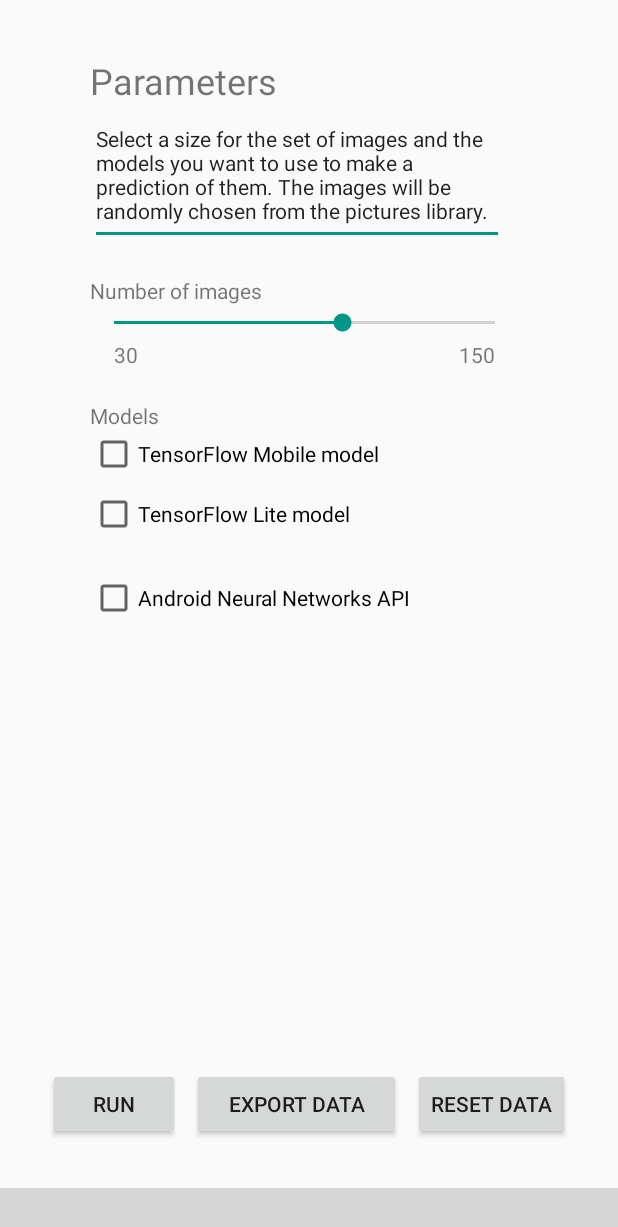
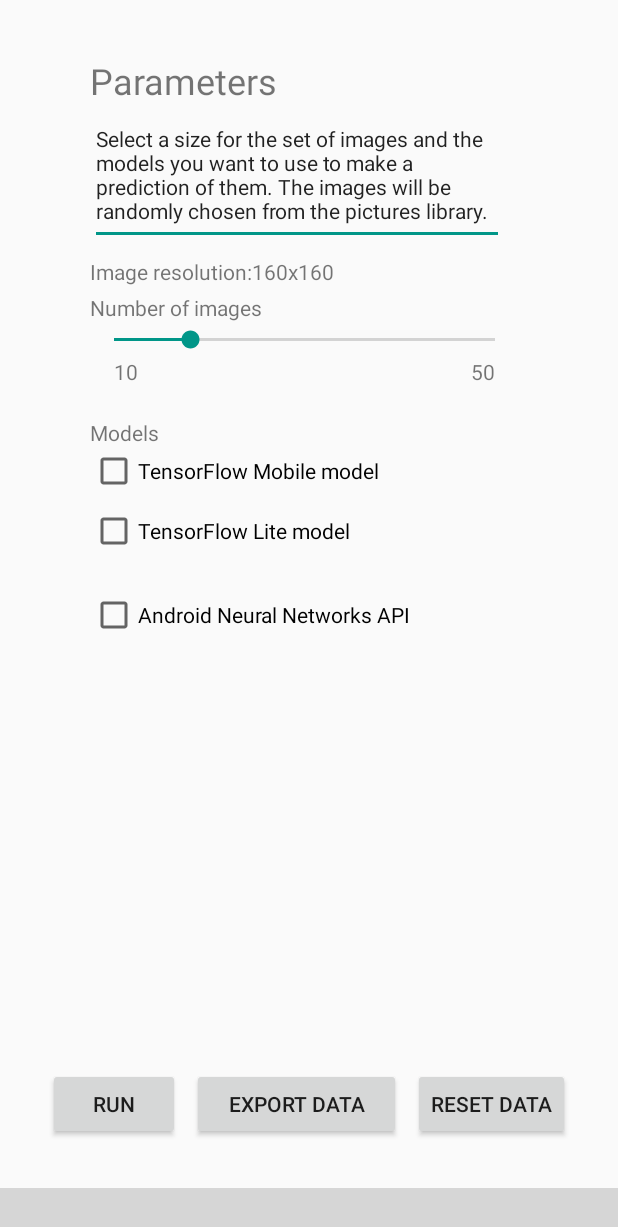
Before and after one commit to juanluisrto/skcc-bachelor-thesis, an Android app: the SettingsActivity screen opened directly, with no data from a screen before it, on a phone screen of 412 x 824 dp. Shown: the top 1227 px of the screen. Run offline under Robolectric (Android 15) with nearby library versions, the light colour scheme and no system bars; 4 statements that could not run were skipped; grey boxes are pictures that could not be loaded.

Commit message:
refactor Model plus bug fixes

```diff
--- a/android-app/app/src/main/java/com/slagkryssaren/skcc/android/BaseActivity.java
+++ b/android-app/app/src/main/java/com/slagkryssaren/skcc/android/BaseActivity.java
@@ -71,6 +71,9 @@
 
     @Override
     public void onBackPressed() {
+        if(this.getClass() == DisplayActivity.class){
+            super.onBackPressed();
+        }
     }
 
     abstract int getContentViewId();
--- a/android-app/app/src/main/java/com/slagkryssaren/skcc/android/SettingsActivity.java
+++ b/android-app/app/src/main/java/com/slagkryssaren/skcc/android/SettingsActivity.java
@@ -7,10 +7,12 @@
 import android.view.View;
 import android.widget.Button;
 import android.widget.CheckBox;
+import android.widget.ProgressBar;
 import android.widget.SeekBar;
 import android.widget.TextView;
 import android.widget.Toast;
 
+import com.slagkryssaren.skcc.android.models.Model;
 import com.slagkryssaren.skcc.android.models.TfLiteModel;
 
 import java.io.IOException;
@@ -32,6 +34,9 @@
         Button runButton = findViewById(R.id.runInference);
         Button exportButton = findViewById(R.id.exportData);
         Button resetButton = findViewById(R.id.resetData);
+        ProgressBar spinner = findViewById(R.id.loading);
+        TextView resolution = findViewById(R.id.resolution);
+        resolution.setText(resolution.getText() + String.valueOf(Model.DIM_IMG_SIZE_IN_X) + "x" + String.valueOf(Model.DIM_IMG_SIZE_IN_X));
         SeekBar seekbar = findViewById(R.id.seekBar);
         seekbar.setMax(50);
         seekbar.setOnSeekBarChangeListener(new SeekBar.OnSeekBarChangeListener() {
@@ -52,15 +57,16 @@
         runButton.setOnClickListener(new View.OnClickListener() {
             @Override
             public void onClick(View view) {
+                spinner.setVisibility(View.VISIBLE);
                 if (checkBoxLite.isChecked() || checkBoxMobile.isChecked()) {
-                    ArrayList<Integer> list = new ArrayList<Integer>(50);
-                    for (int i = 0; i < 150; i++) {
+                    ArrayList<Integer> list = new ArrayList<Integer>(MainActivity.adapter.drawables.length);
+                    for (int i = 0; i < MainActivity.adapter.drawables.length; i++) {
                         list.add(new Integer(i));
                     }
                     Collections.shuffle(list);
                     for (int i = 0; i < numberOfImages; i++) {
                         MainActivity.adapter.runInference(list.get(i), checkBoxLite.isChecked(), checkBoxMobile.isChecked(), false);
-                        Toast.makeText(c, String.valueOf(numberOfImages - i - 1) + " left", Toast.LENGTH_SHORT).show();
+                        //Toast.makeText(c, String.valueOf(numberOfImages - i - 1) + " left", Toast.LENGTH_SHORT).show();
                     }
                     if (checkBoxLite.isChecked()) {
                         MainActivity.syncValues(MainActivity.adapter.tfLiteModel);
@@ -68,6 +74,8 @@
                     if (checkBoxMobile.isChecked()) {
                         MainActivity.syncValues(MainActivity.adapter.tfMobileModel);
                     }
+                    spinner.setVisibility(View.GONE);
+
                 }
             }
         });
@@ -77,7 +85,7 @@
             public void onClick(View view) {
                 try {
                     MainActivity.exportValuesToExternalStorage();
-                    Toast.makeText(c,"Data exported succesfully",Toast.LENGTH_LONG).show();
+                    Toast.makeText(c,"Data exported succesfully to Downloads",Toast.LENGTH_LONG).show();
                 } catch (IOException e) {
                     e.printStackTrace();
                 }
--- a/android-app/app/src/main/res/layout/activity_camera.xml
+++ b/android-app/app/src/main/res/layout/activity_camera.xml
@@ -7,7 +7,7 @@
 
     <ImageView
         android:id="@+id/photoTfLite"
-        android:layout_width="0dp"
+        android:layout_width="200dp"
         android:layout_height="200dp"
         android:layout_marginEnd="8dp"
         android:layout_marginStart="8dp"
@@ -19,7 +19,7 @@
 
     <ImageView
         android:id="@+id/photoTfMobile"
-        android:layout_width="0dp"
+        android:layout_width="200dp"
         android:layout_height="200dp"
         android:layout_marginBottom="8dp"
         android:layout_marginEnd="8dp"
--- a/android-app/app/src/main/res/layout/activity_settings.xml
+++ b/android-app/app/src/main/res/layout/activity_settings.xml
@@ -74,11 +74,11 @@
         android:layout_width="286dp"
         android:layout_height="23dp"
         android:layout_marginStart="60dp"
-        android:layout_marginTop="40dp"
-        android:max="150"
-        android:progress="30"
+        android:layout_marginTop="24dp"
+        android:max="50"
+        android:progress="10"
         app:layout_constraintStart_toStartOf="parent"
-        app:layout_constraintTop_toBottomOf="@+id/editText2" />
+        app:layout_constraintTop_toBottomOf="@+id/resolution" />
 
     <TextView
         android:id="@+id/TextSeekBar"
@@ -135,7 +135,7 @@
         android:layout_width="wrap_content"
         android:layout_height="wrap_content"
         android:layout_marginStart="16dp"
-        android:text="30"
+        android:text="10"
         app:layout_constraintStart_toStartOf="@+id/seekBar"
         app:layout_constraintTop_toBottomOf="@+id/seekBar" />
 
@@ -144,8 +144,33 @@
         android:layout_width="wrap_content"
         android:layout_height="wrap_content"
         android:layout_marginEnd="16dp"
-        android:text="150"
+        android:text="50"
         app:layout_constraintEnd_toEndOf="@+id/seekBar"
         app:layout_constraintTop_toBottomOf="@+id/seekBar" />
 
+    <ProgressBar
+        android:id="@+id/loading"
+        style="?android:attr/progressBarStyle"
+        android:layout_width="wrap_content"
+        android:layout_height="wrap_content"
+        android:layout_marginBottom="8dp"
+        android:layout_marginEnd="8dp"
+        android:layout_marginStart="8dp"
+        android:layout_marginTop="8dp"
+        android:visibility="gone"
+        app:layout_constraintBottom_toBottomOf="@+id/navigation"
+        app:layout_constraintEnd_toEndOf="parent"
+        app:layout_constraintStart_toStartOf="parent"
+        app:layout_constraintTop_toTopOf="parent"
+        app:layout_constraintVertical_bias="0.44" />
+
+    <TextView
+        android:id="@+id/resolution"
+        android:layout_width="wrap_content"
+        android:layout_height="wrap_content"
+        android:layout_marginTop="8dp"
+        android:text="Image resolution:"
+        app:layout_constraintStart_toStartOf="@+id/editText2"
+        app:layout_constraintTop_toBottomOf="@+id/editText2" />
+
 </android.support.constraint.ConstraintLayout>
```
Also changed, not shown: android-app/app/src/main/java/com/slagkryssaren/skcc/android/Adapter.java (+5 -4 lines), android-app/app/src/main/java/com/slagkryssaren/skcc/android/CameraActivity.java (+13 -7 lines), android-app/app/src/main/java/com/slagkryssaren/skcc/android/MainActivity.java (+11 -2 lines), android-app/app/src/main/java/com/slagkryssaren/skcc/android/StatsActivity.java (+9 -4 lines), android-app/app/src/main/java/com/slagkryssaren/skcc/android/models/Model.java (+88 -106 lines), android-app/app/src/main/java/com/slagkryssaren/skcc/android/models/TfLiteModel.java (+77 -7 lines), android-app/app/src/main/java/com/slagkryssaren/skcc/android/models/TfMobileModel.java (+66 -11 lines).
